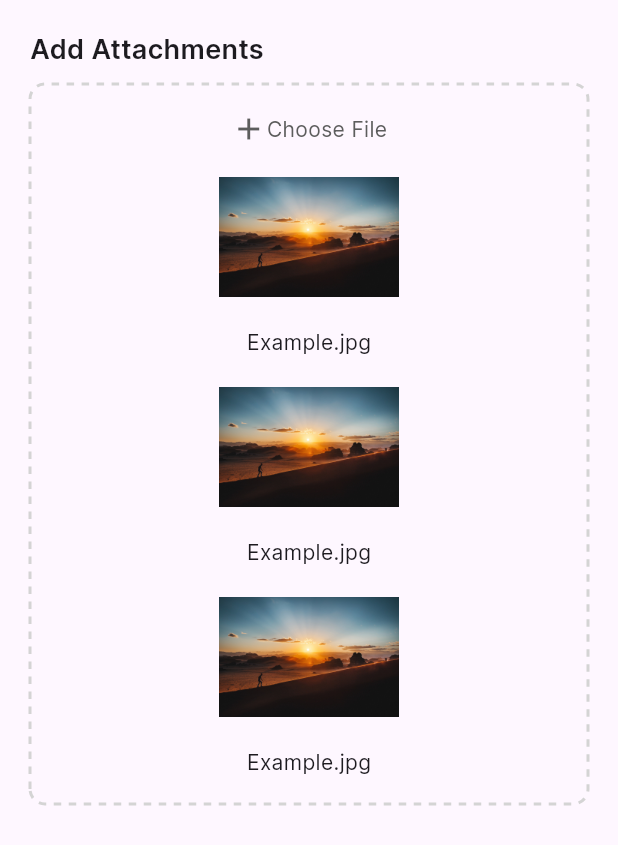
After one commit to exfarnanda1945/employee-system-prototype, a Flutter app: the TestScreen screen opened by its route, on a phone screen of 412 x 824 dp. The commit adds this screen. Shown: the top 845 px of the screen. Run offline on Flutter 3.47's test engine with Material 3 defaults, Android fonts, the phone set to English and light mode, and no system bars; drawn by our look-alikes of dotted_border; our stand-ins replace flutter_easyloading, geolocator, go_router, google_maps_flutter, material_symbols_icons, permission_handler; missing offline and left inert: network_info_plus.

Commit message:
add: test screen

```diff
--- a/lib/routes/app-router.dart
+++ b/lib/routes/app-router.dart
@@ -3,6 +3,7 @@ import 'package:employee_system_prototype/screens/auth/login-screen.dart';
 import 'package:employee_system_prototype/screens/auth/signup-screen.dart';
 import 'package:employee_system_prototype/screens/landing-page/landing-page-screen.dart';
 import 'package:employee_system_prototype/screens/main/main-screen.dart';
+import 'package:employee_system_prototype/screens/test.dart';
 import 'package:go_router/go_router.dart';
 
 class AppRouter {
@@ -38,5 +39,12 @@ class AppRouter {
                   return const MainScreen();
                 },
                 routes: mainRouter),
+            GoRoute(
+              path: "/test",
+              name: "test",
+              builder: (context, state) {
+                return const TestScreen();
+              },
+            ),
           ]);
 }
--- /dev/null
+++ b/lib/screens/test.dart
@@ -0,0 +1,102 @@
+import 'package:dotted_border/dotted_border.dart';
+import 'package:employee_system_prototype/utils/colors.dart';
+import 'package:flutter/material.dart';
+
+class TestScreen extends StatefulWidget {
+  const TestScreen({super.key});
+
+  @override
+  State<TestScreen> createState() => _TestScreenState();
+}
+
+class _TestScreenState extends State<TestScreen> {
+  @override
+  Widget build(BuildContext context) {
+    return Scaffold(
+        body: SingleChildScrollView(
+      child: Center(
+        child: Padding(
+          padding: const EdgeInsets.all(20),
+          child: Column(
+            mainAxisAlignment: MainAxisAlignment.center,
+            crossAxisAlignment: CrossAxisAlignment.start,
+            children: [
+              const Text(
+                "Add Attachments",
+                style: TextStyle(fontWeight: FontWeight.w600, fontSize: 18),
+              ),
+              const SizedBox(
+                height: 10,
+              ),
+              SizedBox(
+                  width: double.infinity,
+                  child: GestureDetector(
+                    onTap: () {},
+                    child: DottedBorder(
+                        borderType: BorderType.RRect,
+                        radius: const Radius.circular(10),
+                        dashPattern: const [5, 5],
+                        color: lightGray,
+                        strokeWidth: 2,
+                        child: const Padding(
+                          padding: EdgeInsets.symmetric(vertical: 16),
+                          child: Column(
+                            children: [
+                              Row(
+                                mainAxisAlignment: MainAxisAlignment.center,
+                                children: [
+                                  Icon(
+                                    Icons.add,
+                                    color: davyGrey,
+                                  ),
+                                  Text(
+                                    "Choose File",
+                                    style: TextStyle(color: davyGrey),
+                                  )
+                                ],
+                              ),
+                              Column(
+                                children: [
+                                  Column(
+                                    children: [
+                                      Image(
+                                        image: AssetImage('images/example.jpg'),
+                                        height: 120,
+                                        width: 120,
+                                      ),
+                                      Text("Example.jpg")
+                                    ],
+                                  ),
+                                  Column(
+                                    children: [
+                                      Image(
+                                        image: AssetImage('images/example.jpg'),
+                                        height: 120,
+                                        width: 120,
+                                      ),
+                                      Text("Example.jpg")
+                                    ],
+                                  ),
+                                  Column(
+                                    children: [
+                                      Image(
+                                        image: AssetImage('images/example.jpg'),
+                                        height: 120,
+                                        width: 120,
+                                      ),
+                                      Text("Example.jpg")
+                                    ],
+                                  ),
+                                ],
+                              )
+                            ],
+                          ),
+                        )),
+                  ))
+            ],
+          ),
+        ),
+      ),
+    ));
+  }
+}
```
